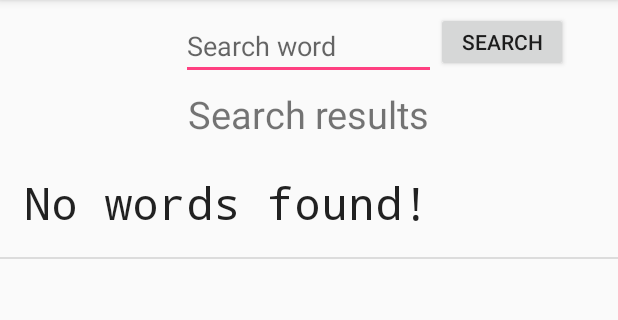
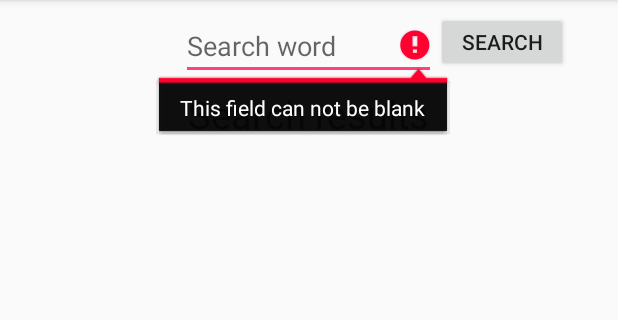
Before and after one commit to vilmursss/Android-Language-Learning-Tool, an Android app: the ModifyWords screen opened directly, with no data from a screen before it, after a tap on "SEARCH", on a phone screen of 412 x 824 dp, the part 84-404 px from its top. Run offline under Robolectric (Android 15) with nearby library versions, the phone set to English and light mode, and no system bars.

```diff
--- a/app/src/main/AndroidManifest.xml
+++ b/app/src/main/AndroidManifest.xml
@@ -18,6 +18,7 @@
         </activity>
         <activity android:name=".AddWord" />
         <activity android:name=".ModifyWords" />
+        <activity android:name=".WordEdit"></activity>
     </application>
 
 </manifest>
--- a/app/src/main/java/com/example/android/wordgameandroid/AddWord.java
+++ b/app/src/main/java/com/example/android/wordgameandroid/AddWord.java
@@ -40,6 +40,11 @@
 
         else {
             dbHandler.addWord(new Word(id, firstWordToString, secondWordToString));
+
+            Toast.makeText(this, "Word pair saved!", Toast.LENGTH_SHORT).show();
+
+            firstWord.setText("");
+            secondWord.setText("");
         }
 
     }
--- a/app/src/main/java/com/example/android/wordgameandroid/ListAdapter.java
+++ b/app/src/main/java/com/example/android/wordgameandroid/ListAdapter.java
@@ -2,6 +2,7 @@
 
 import android.app.Activity;
 import android.content.Context;
+import android.content.Intent;
 import android.view.LayoutInflater;
 import android.view.View;
 import android.view.ViewGroup;
@@ -38,6 +39,7 @@
             holder = new CustomerHolder();
             holder.firstWord = (TextView) row.findViewById(R.id.first_word);
             holder.secondWord = (TextView) row.findViewById(R.id.second_word);
+            holder.btnEdit = (Button) row.findViewById(R.id.edit_button);
             row.setTag(holder);
 
         } else {
@@ -46,30 +48,27 @@
 
         }
         Word wordObject = data.get(position);
-        holder.firstWord.setText(String.valueOf(wordObject.getFirstWord()));
+        holder.firstWord.setText(wordObject.getFirstWord());
         holder.secondWord.setText(wordObject.getSecondWord());
-/*
-        final String getName = user.getName();
-        final String getAddress = user.getAddress();
-        final String getPhoneNum = user.getPhoneNumber();
+
+        final String btnSendId = String.valueOf(wordObject.getId());
+        final String btnSendFirstWord = wordObject.getFirstWord();
+        final String btnSendSecondWord = wordObject.getSecondWord();
 
         // Edit painiketta painaessa otettaan tämän tietyn kentät datat ylös ja ne lähetetään luokkaan, jossa asiakkaan tietoja voi muokata
 
-        holder.btnEdit.setOnClickListener(new OnClickListener() {
+        holder.btnEdit.setOnClickListener(new View.OnClickListener() {
 
             @Override
             public void onClick(View v) {
-
-                Intent intent = new Intent(context, modifyCustomer.class);
-                intent.putExtra("name", getName);
-                intent.putExtra("address", getAddress);
-                intent.putExtra("pnum", getPhoneNum);
-                intent.putExtra("id", getID);
-
+                Intent intent = new Intent(context, WordEdit.class);
+                intent.putExtra("id_edit_extra", btnSendId);
+                intent.putExtra("first_word_edit_extra", btnSendFirstWord);
+                intent.putExtra("second_word_edit_extra", btnSendSecondWord);
                 context.startActivity(intent);
             }
         });
-
+/*
         // Delete painiketta painamalla varmistetaan alertikkunoin, että käyttäjä on varma tämän tietyn asiakkaan poistosta
 
         holder.btnDelete.setOnClickListener(new OnClickListener() {
@@ -143,6 +142,7 @@
 
         TextView firstWord;
         TextView secondWord;
+        Button btnEdit;
 
     }
 }
--- a/app/src/main/java/com/example/android/wordgameandroid/ModifyWords.java
+++ b/app/src/main/java/com/example/android/wordgameandroid/ModifyWords.java
@@ -28,31 +28,23 @@
         searchResults.setVisibility(View.INVISIBLE);
     }
 
-    public void searchBtn(View view){
+    public void searchBtn(View view) {
         searchResults.setVisibility(View.VISIBLE);
         wordPairArray.clear();
-/*
+
         searchKey = (EditText) findViewById(R.id.searchWord);
         String dbSearchString = searchKey.getText().toString();
 
-        if(dbSearchString.length() < 3){
-            searchKey.setError("You need to have at least three letters in this field");
-        }
-        else {
-            Intent i = new Intent(this, SearchResults.class);
-            i.putExtra("searchKey", dbSearchString);
-            startActivity(i);
+        if (dbSearchString.length() < 1) {
+            searchKey.setError("This field can not be blank");
+        } else {
 
-            */
 
-        searchKey = (EditText) findViewById(R.id.searchWord);
-        String dbSearchString = searchKey.getText().toString();
-       // String searchKey = getIntent().getExtras().getString("searchKey");
             DbHandler dbHandler = new DbHandler(this);
             final List<Word> wordObject = dbHandler.getWord(dbSearchString);
             String checkId = String.valueOf(wordObject.get(0).getId());
 
-        if(checkId.equals("0")){
+            if (checkId.equals("0")) {
                 String errorText = "No words found!";
                 Word addWordObject = new Word(0, errorText, "");
                 wordPairArray.add(addWordObject);
@@ -62,10 +54,8 @@
                 wordPairList = (ListView) findViewById(R.id.listView);
                 wordPairList.setItemsCanFocus(false);
                 wordPairList.setAdapter(listAdapter);
-        }
-
-        else {
-            for (Word wordPairObject  : wordObject ) {
+            } else {
+                for (Word wordPairObject : wordObject) {
                     Word addWordObject = new Word(wordPairObject.getId(), wordPairObject.getFirstWord(), wordPairObject.getSecondWord());
                     wordPairArray.add(addWordObject);
                     listAdapter = new ListAdapter(ModifyWords.this, R.layout.wordpair_listrow,
@@ -78,3 +68,4 @@
             }
         }
     }
+}
--- a/app/src/main/res/layout/wordpair_listrow.xml
+++ b/app/src/main/res/layout/wordpair_listrow.xml
@@ -41,7 +41,7 @@
         android:layout_toRightOf="@+id/equals"
          />
     <Button
-        android:id="@+id/button1"
+        android:id="@+id/edit_button"
         android:layout_width="40sp"
         android:layout_height="30sp"
         android:layout_gravity="center_vertical|end"
```
Also changed, not shown: app/src/main/java/com/example/android/wordgameandroid/DbHandler.java (+17 -0 lines), app/src/main/java/com/example/android/wordgameandroid/WordEdit.java (added, +42 -0 lines), app/src/main/res/layout/activity_word_edit.xml (added, +93 -0 lines). Lines whose indentation alone changed are shown as unchanged.
